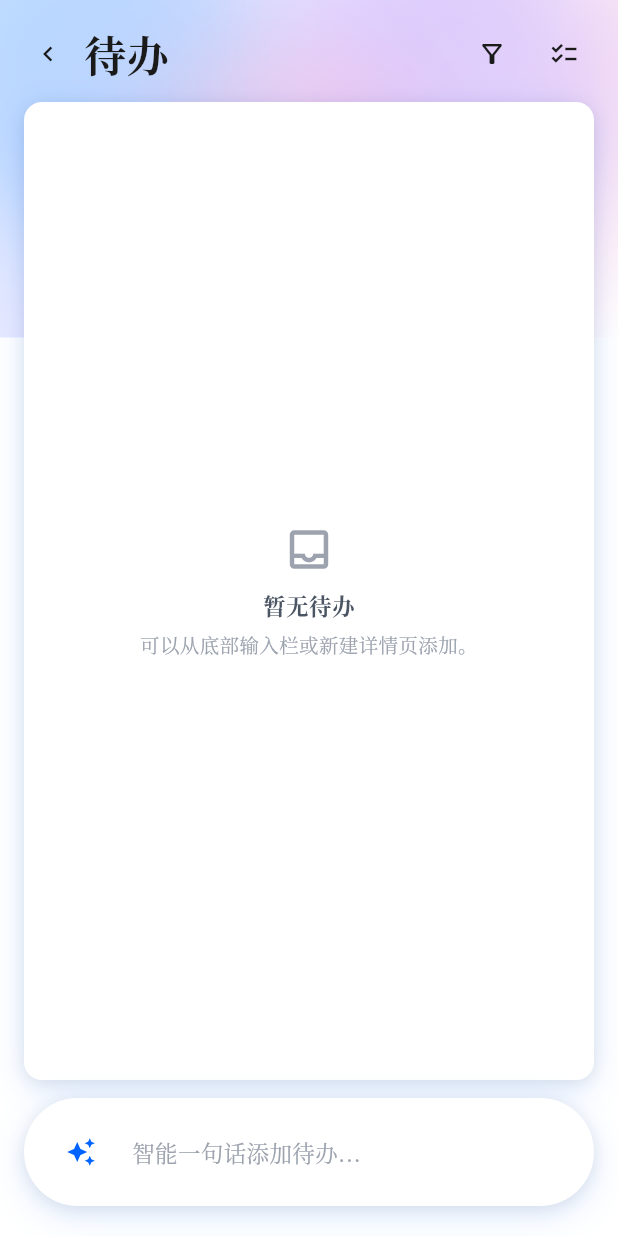
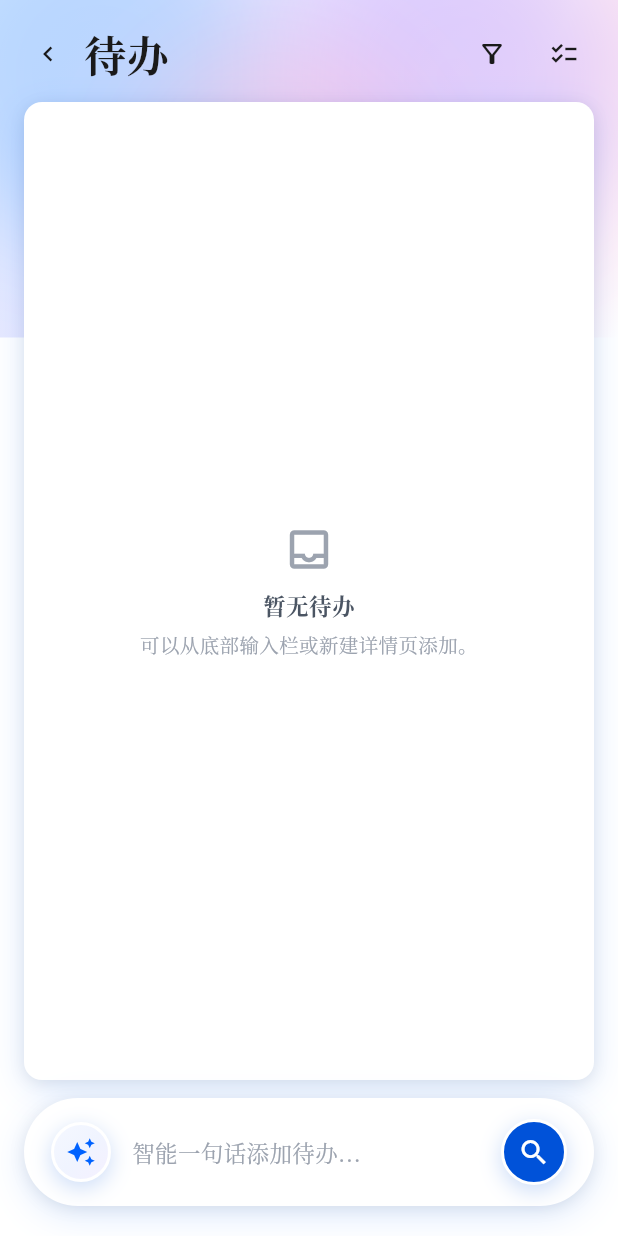
Before and after one commit to cloudymount789/NJU-Timenote, a Flutter app: the TodoListPage screen opened by its route, on a phone screen of 412 x 824 dp. Run offline on Flutter 3.47's test engine with Material 3 defaults, Android fonts, the phone set to English and light mode, and no system bars; Roboto replaces fonts that are missing (Source Han Serif SC).

Commit message:
fix(app): render bottom search button background

```diff
--- a/frontend/lib/core/widgets/app_bottom_input_bar.dart
+++ b/frontend/lib/core/widgets/app_bottom_input_bar.dart
@@ -102,10 +102,11 @@ class _CircleButton extends StatelessWidget {
       message: tooltip,
       child: InkWell(
         onTap: onTap,
-        borderRadius: BorderRadius.circular(20),
-        child: Ink(
+        borderRadius: BorderRadius.circular(size / 2),
+        child: SizedBox(
           width: size,
           height: size,
+          child: DecoratedBox(
             decoration: BoxDecoration(
               color: color,
               gradient: gradient,
@@ -119,7 +120,10 @@ class _CircleButton extends StatelessWidget {
                 ),
               ],
             ),
+            child: Center(
               child: Icon(icon, size: iconSize, color: foreground),
+            ),
+          ),
         ),
       ),
     );
```
Lines whose indentation alone changed are shown as unchanged.
